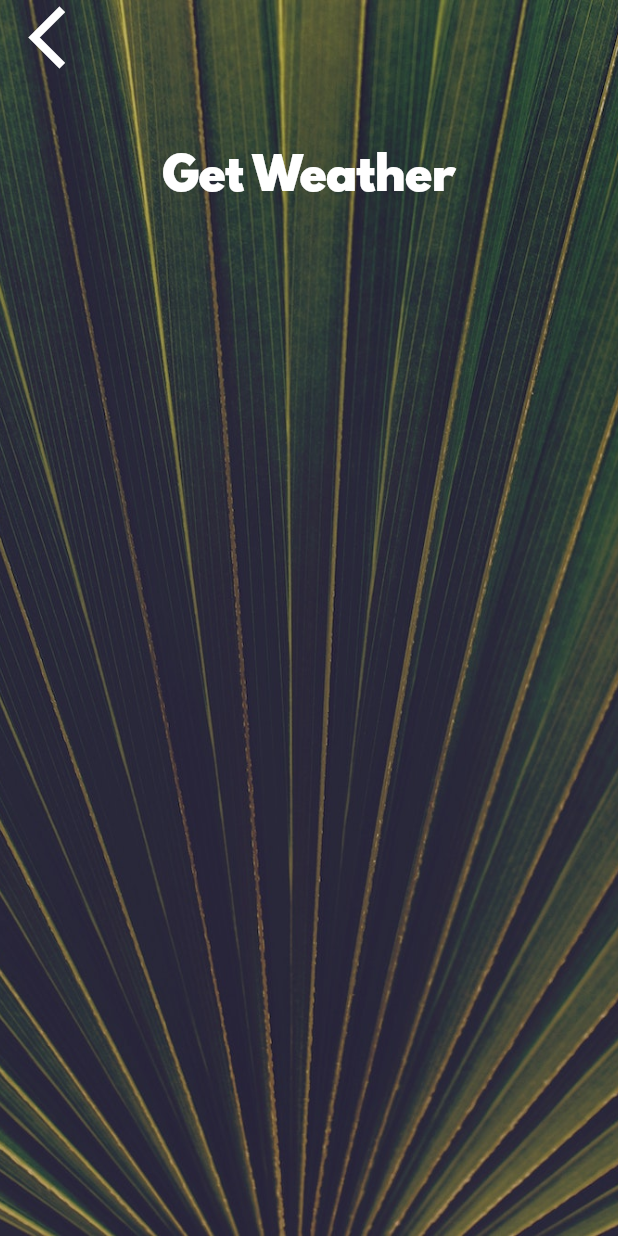
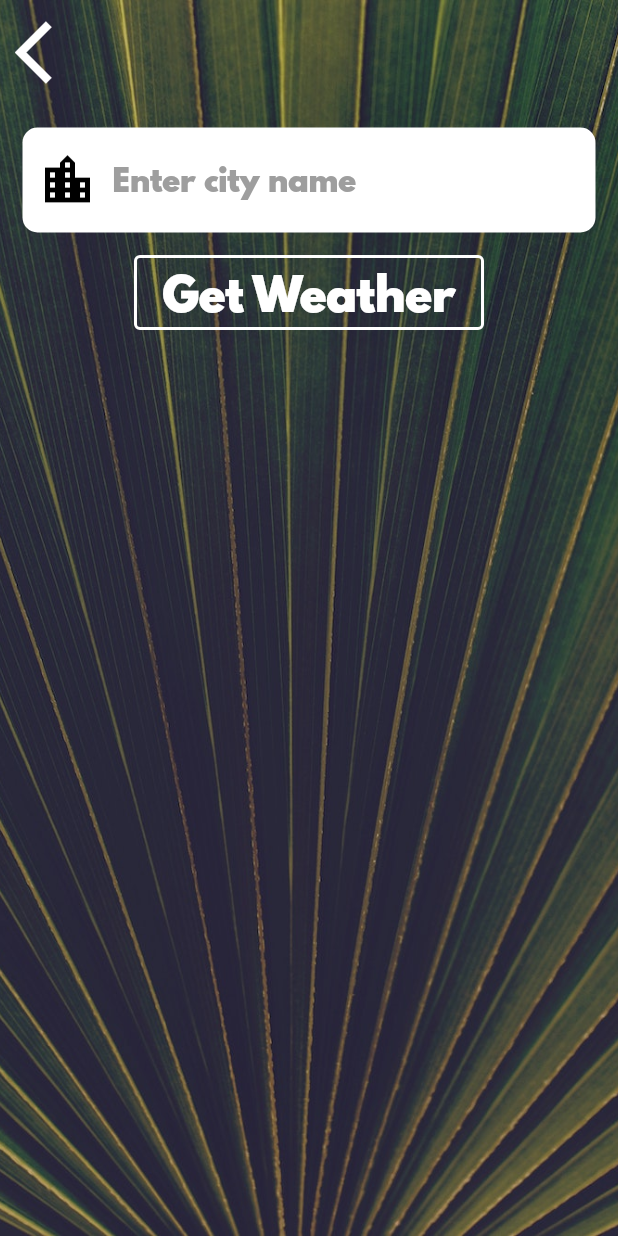
Before and after one commit to martynov-alex/clima-flutter, a Flutter app: the CityScreen screen opened directly, on a phone screen of 412 x 824 dp. Run offline on Flutter 3.47's test engine with Material 2 defaults, Android fonts, the phone set to English and light mode, and no system bars; our stand-ins replace flutter_spinkit, geolocator; missing offline and left inert: country_provider2.

Commit message:
Present weather data based on a name of a city

```diff
--- a/lib/main.dart
+++ b/lib/main.dart
@@ -9,6 +9,7 @@ class MyApp extends StatelessWidget {
   @override
   Widget build(BuildContext context) {
     return MaterialApp(
+      debugShowCheckedModeBanner: false,
       theme: ThemeData.dark(),
       home: LoadingScreen(),
     );
--- a/lib/screens/city_screen.dart
+++ b/lib/screens/city_screen.dart
@@ -7,13 +7,15 @@ class CityScreen extends StatefulWidget {
 }
 
 class _CityScreenState extends State<CityScreen> {
+  String cityName = '';
+
   @override
   Widget build(BuildContext context) {
     return Scaffold(
       body: Container(
-        decoration: BoxDecoration(
+        decoration: const BoxDecoration(
           image: DecorationImage(
-            image: const AssetImage('images/city_background.jpg'),
+            image: AssetImage('images/city_background.jpg'),
             fit: BoxFit.cover,
           ),
         ),
@@ -23,23 +25,40 @@ class _CityScreenState extends State<CityScreen> {
             children: <Widget>[
               Align(
                 alignment: Alignment.topLeft,
-                child: FlatButton(
-                  onPressed: () {},
-                  child: const Icon(
+                child: IconButton(
+                  onPressed: () {
+                    Navigator.pop(context);
+                  },
+                  icon: const Icon(
                     Icons.arrow_back_ios,
                     size: 50.0,
                   ),
+                  constraints: BoxConstraints(minWidth: 70, minHeight: 70),
                 ),
               ),
               Container(
-                padding: const EdgeInsets.all(20.0),
-                child: null,
+                padding: const EdgeInsets.all(15.0),
+                child: TextField(
+                  style: kTextFillTextStyle,
+                  decoration: kTextFillInputDecoration,
+                  onChanged: (value) {
+                    cityName = value;
+                  },
+                ),
               ),
-              FlatButton(
-                onPressed: () {},
-                child: const Text(
-                  'Get Weather',
-                  style: kButtonTextStyle,
+              OutlinedButton(
+                onPressed: () {
+                  Navigator.pop(context, cityName);
+                },
+                child: const Padding(
+                  padding: EdgeInsets.all(3.0),
+                  child: Text(
+                    'Get Weather',
+                    style: kButtonTextStyle,
+                  ),
+                ),
+                style: OutlinedButton.styleFrom(
+                  side: BorderSide(width: 2, color: Colors.white),
                 ),
               ),
             ],
--- a/lib/utilities/constants.dart
+++ b/lib/utilities/constants.dart
@@ -7,14 +7,41 @@ const kTempTextStyle = TextStyle(
 
 const kMessageTextStyle = TextStyle(
   fontFamily: 'Spartan MB',
-  fontSize: 50.0,
+  fontSize: 40.0,
 );
 
 const kButtonTextStyle = TextStyle(
   fontSize: 30.0,
   fontFamily: 'Spartan MB',
+  color: Colors.white,
 );
 
 const kConditionTextStyle = TextStyle(
   fontSize: 100.0,
 );
+
+const kTextFillInputDecoration = InputDecoration(
+  filled: true,
+  fillColor: Colors.white,
+  prefixIcon: Align(
+    widthFactor: 1.5,
+    heightFactor: 1.5,
+    child: Icon(
+      Icons.location_city,
+      size: 40,
+      color: Colors.black,
+    ),
+  ),
+  hintText: 'Enter city name',
+  hintStyle: TextStyle(color: Colors.grey),
+  border: OutlineInputBorder(
+    borderRadius: BorderRadius.all(Radius.circular(10)),
+    borderSide: BorderSide.none,
+  ),
+);
+
+const kTextFillTextStyle = TextStyle(
+  fontSize: 20.0,
+  fontFamily: 'Spartan MB',
+  color: Colors.black,
+);
```
Also changed, not shown: lib/screens/loading_screen.dart (+3 -19 lines), lib/screens/location_screen.dart (+37 -15 lines), lib/services/weather.dart (+60 -0 lines), blob/Screenshot_1.png (added), blob/Screenshot_2.png (added), blob/Screenshot_3.png (added), 1 other file.
